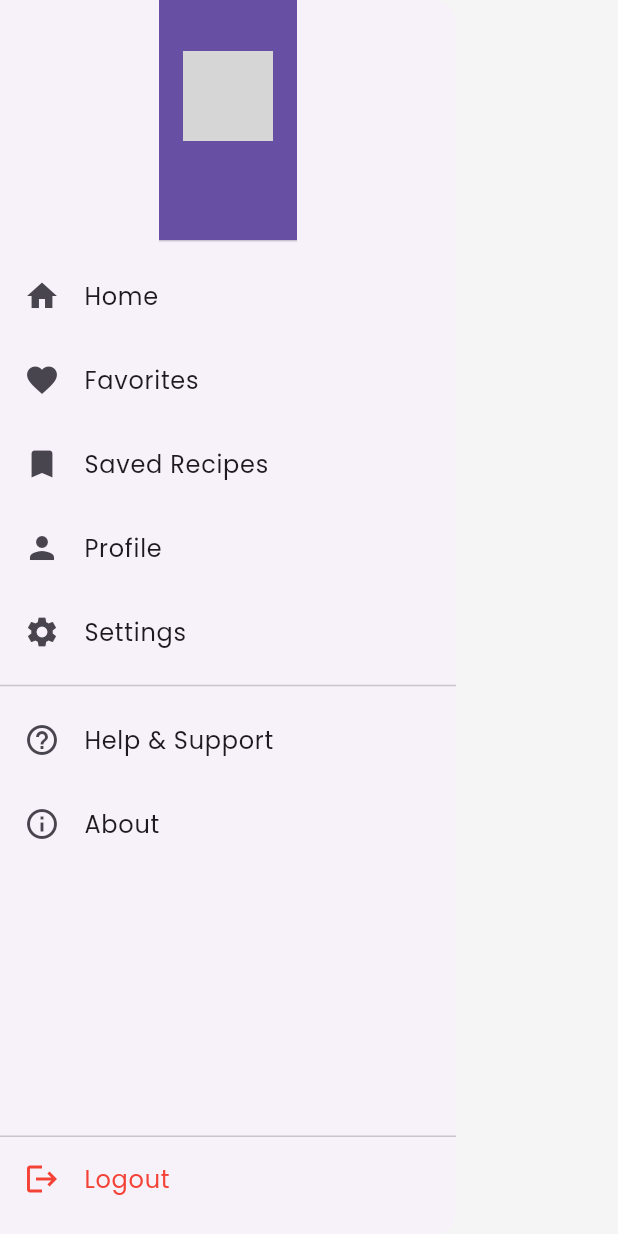
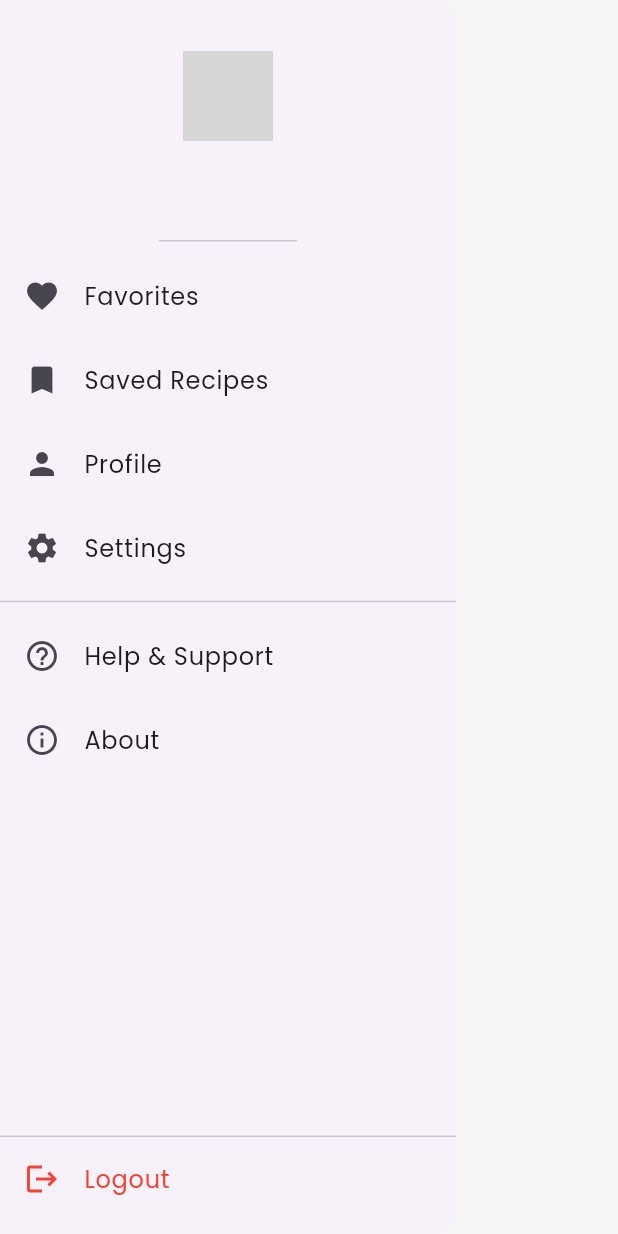
Before and after one commit to anjumArnab/Recipes-App, a Flutter app: the CustomDrawer widget shown alone on an empty page, opened directly with empty values, on a phone screen of 412 x 824 dp. Run offline on Flutter 3.47's test engine with Material 3 defaults, Android fonts, the phone set to English and light mode, and no system bars; our stand-ins replace google_fonts, shared_preferences; accounts and stored records are empty; network calls fail; grey boxes are pictures that could not be loaded.

Commit message:
decoration for DrawerHeader() is removed

```diff
--- a/lib/widgets/custom_drawer.dart
+++ b/lib/widgets/custom_drawer.dart
@@ -14,9 +14,6 @@ class CustomDrawer extends StatelessWidget {
       child: Column(
         children: [
           DrawerHeader(
-            decoration: BoxDecoration(
-              color: Theme.of(context).primaryColor,
-            ),
             child: Column(
               crossAxisAlignment: CrossAxisAlignment.start,
               mainAxisAlignment: MainAxisAlignment.end,
@@ -31,6 +28,7 @@ class CustomDrawer extends StatelessWidget {
                           style: const TextStyle(
                             fontSize: 24,
                             fontWeight: FontWeight.bold,
+                            color: Colors.black,
                           ),
                         )
                       : null,
@@ -39,7 +37,7 @@ class CustomDrawer extends StatelessWidget {
                 Text(
                   '${user.firstName} ${user.lastName}',
                   style: const TextStyle(
-                    color: Colors.white,
+                    color: Colors.black,
                     fontSize: 18,
                     fontWeight: FontWeight.bold,
                   ),
@@ -47,7 +45,7 @@ class CustomDrawer extends StatelessWidget {
                 Text(
                   user.email ?? '',
                   style: const TextStyle(
-                    color: Colors.white70,
+                    color: Colors.black,
                     fontSize: 14,
                   ),
                 ),
@@ -58,13 +56,6 @@ class CustomDrawer extends StatelessWidget {
             child: ListView(
               padding: EdgeInsets.zero,
               children: [
-                ListTile(
-                  leading: const Icon(Icons.home),
-                  title: const Text('Home'),
-                  onTap: () {
-                    Navigator.pop(context);
-                  },
-                ),
                 ListTile(
                   leading: const Icon(Icons.favorite),
                   title: const Text('Favorites'),
```
